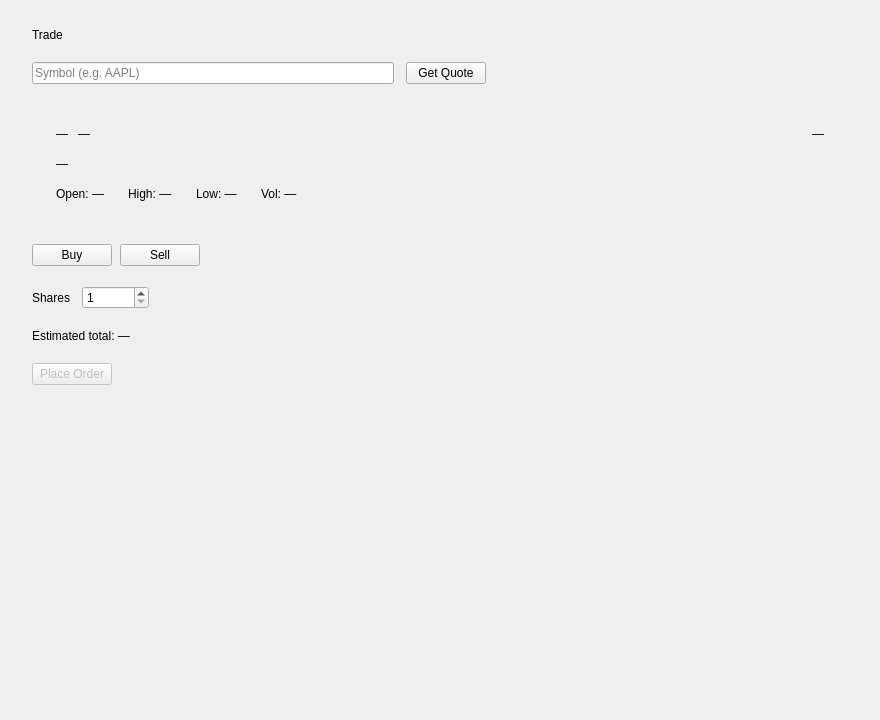
The window that ui/trade.ui (eliran-ovadia/demo-exchange-desktop) describes before a commit, drawn with Qt 5.
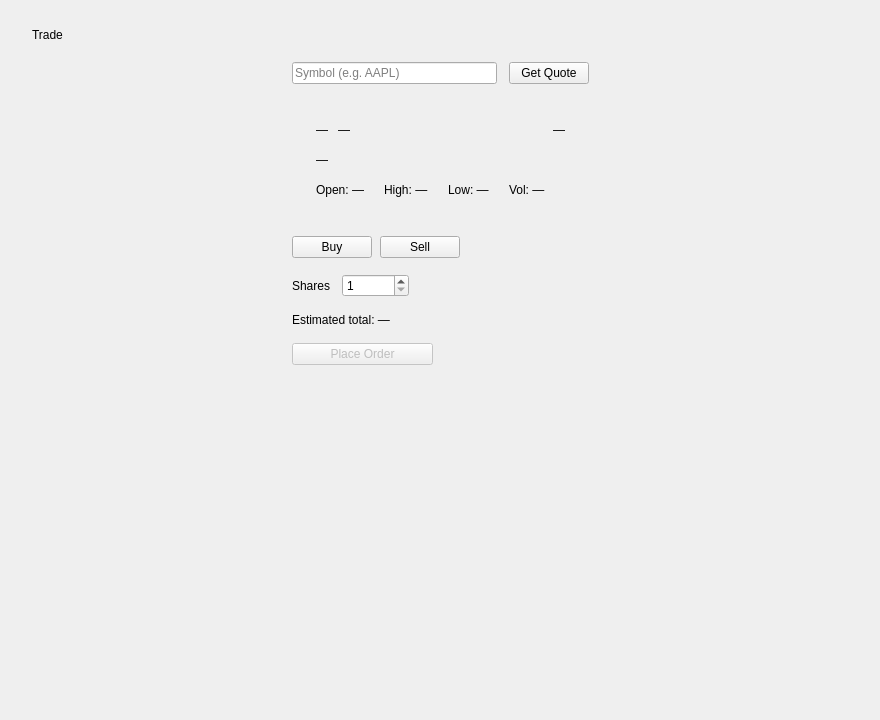
The same window after the commit.

```diff
--- a/ui/trade.ui
+++ b/ui/trade.ui
@@ -20,6 +20,30 @@
     </widget>
    </item>
 
+   <!-- Centered form column -->
+   <item>
+    <layout class="QHBoxLayout" name="centerLayout">
+     <property name="spacing"><number>0</number></property>
+
+     <item>
+      <spacer name="spacerCenterL">
+       <property name="orientation"><enum>Qt::Horizontal</enum></property>
+       <property name="sizeType"><enum>QSizePolicy::Expanding</enum></property>
+       <property name="sizeHint" stdset="0"><size><width>1</width><height>1</height></size></property>
+      </spacer>
+     </item>
+
+     <item>
+      <widget class="QWidget" name="formContainer">
+       <property name="maximumWidth"><number>520</number></property>
+       <property name="minimumWidth"><number>320</number></property>
+       <layout class="QVBoxLayout" name="formLayout">
+        <property name="leftMargin"><number>0</number></property>
+        <property name="topMargin"><number>0</number></property>
+        <property name="rightMargin"><number>0</number></property>
+        <property name="bottomMargin"><number>0</number></property>
+        <property name="spacing"><number>16</number></property>
+
    <!-- Symbol lookup row -->
    <item>
     <layout class="QHBoxLayout" name="lookupLayout">
@@ -36,12 +60,6 @@
        <property name="text"><string>Get Quote</string></property>
       </widget>
      </item>
-     <item>
-      <spacer name="spacerLookup">
-       <property name="orientation"><enum>Qt::Horizontal</enum></property>
-       <property name="sizeHint" stdset="0"><size><width>40</width><height>20</height></size></property>
-      </spacer>
-     </item>
     </layout>
    </item>
 
@@ -74,7 +92,7 @@
         <item>
          <spacer name="spacerQuoteName">
           <property name="orientation"><enum>Qt::Horizontal</enum></property>
-          <property name="sizeHint" stdset="0"><size><width>40</width><height>20</height></size></property>
+               <property name="sizeHint" stdset="0"><size><width>20</width><height>20</height></size></property>
          </spacer>
         </item>
         <item>
@@ -98,7 +116,7 @@
         <item>
          <spacer name="spacerChange">
           <property name="orientation"><enum>Qt::Horizontal</enum></property>
-          <property name="sizeHint" stdset="0"><size><width>40</width><height>20</height></size></property>
+               <property name="sizeHint" stdset="0"><size><width>20</width><height>20</height></size></property>
          </spacer>
         </item>
        </layout>
@@ -107,7 +125,7 @@
       <!-- OHLV stat row -->
       <item>
        <layout class="QHBoxLayout" name="quoteStatsRow">
-        <property name="spacing"><number>24</number></property>
+             <property name="spacing"><number>20</number></property>
         <item>
          <widget class="QLabel" name="quoteOpenLabel">
           <property name="objectName"><string>subtext</string></property>
@@ -135,7 +153,7 @@
         <item>
          <spacer name="spacerStats">
           <property name="orientation"><enum>Qt::Horizontal</enum></property>
-          <property name="sizeHint" stdset="0"><size><width>40</width><height>20</height></size></property>
+               <property name="sizeHint" stdset="0"><size><width>20</width><height>20</height></size></property>
          </spacer>
         </item>
        </layout>
@@ -166,7 +184,7 @@
      <item>
       <spacer name="spacerOrderType">
        <property name="orientation"><enum>Qt::Horizontal</enum></property>
-       <property name="sizeHint" stdset="0"><size><width>40</width><height>20</height></size></property>
+            <property name="sizeHint" stdset="0"><size><width>20</width><height>20</height></size></property>
       </spacer>
      </item>
     </layout>
@@ -192,7 +210,7 @@
      <item>
       <spacer name="spacerShares">
        <property name="orientation"><enum>Qt::Horizontal</enum></property>
-       <property name="sizeHint" stdset="0"><size><width>40</width><height>20</height></size></property>
+            <property name="sizeHint" stdset="0"><size><width>20</width><height>20</height></size></property>
       </spacer>
      </item>
     </layout>
@@ -206,7 +224,7 @@
     </widget>
    </item>
 
-   <!-- Place order button + result -->
+        <!-- Place order -->
    <item>
     <layout class="QHBoxLayout" name="placeOrderLayout">
      <property name="spacing"><number>16</number></property>
@@ -225,20 +243,31 @@
        <property name="wordWrap"><bool>true</bool></property>
       </widget>
      </item>
-     <item>
-      <spacer name="spacerPlaceOrder">
-       <property name="orientation"><enum>Qt::Horizontal</enum></property>
-       <property name="sizeHint" stdset="0"><size><width>40</width><height>20</height></size></property>
-      </spacer>
-     </item>
     </layout>
    </item>
 
+        <!-- Bottom spacer -->
    <item>
     <spacer name="spacerBottom">
      <property name="orientation"><enum>Qt::Vertical</enum></property>
-     <property name="sizeHint" stdset="0"><size><width>20</width><height>40</height></size></property>
-    </spacer>
+          <property name="sizeType"><enum>QSizePolicy::Expanding</enum></property>
+          <property name="sizeHint" stdset="0"><size><width>20</width><height>1</height></size></property>
+         </spacer>
+        </item>
+
+       </layout>
+      </widget>
+     </item>
+
+     <item>
+      <spacer name="spacerCenterR">
+       <property name="orientation"><enum>Qt::Horizontal</enum></property>
+       <property name="sizeType"><enum>QSizePolicy::Expanding</enum></property>
+       <property name="sizeHint" stdset="0"><size><width>1</width><height>1</height></size></property>
+      </spacer>
+     </item>
+
+    </layout>
    </item>
 
   </layout>
```
Left out of the diff: 11 changed lines with no effect on the pictures. Lines whose indentation alone changed are shown as unchanged.
